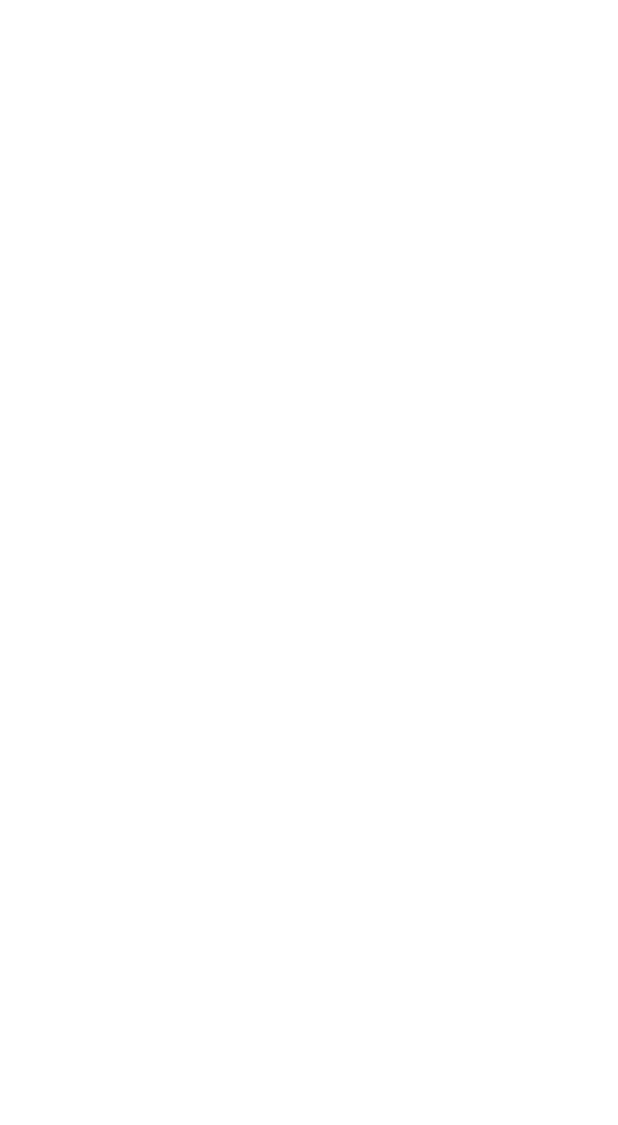
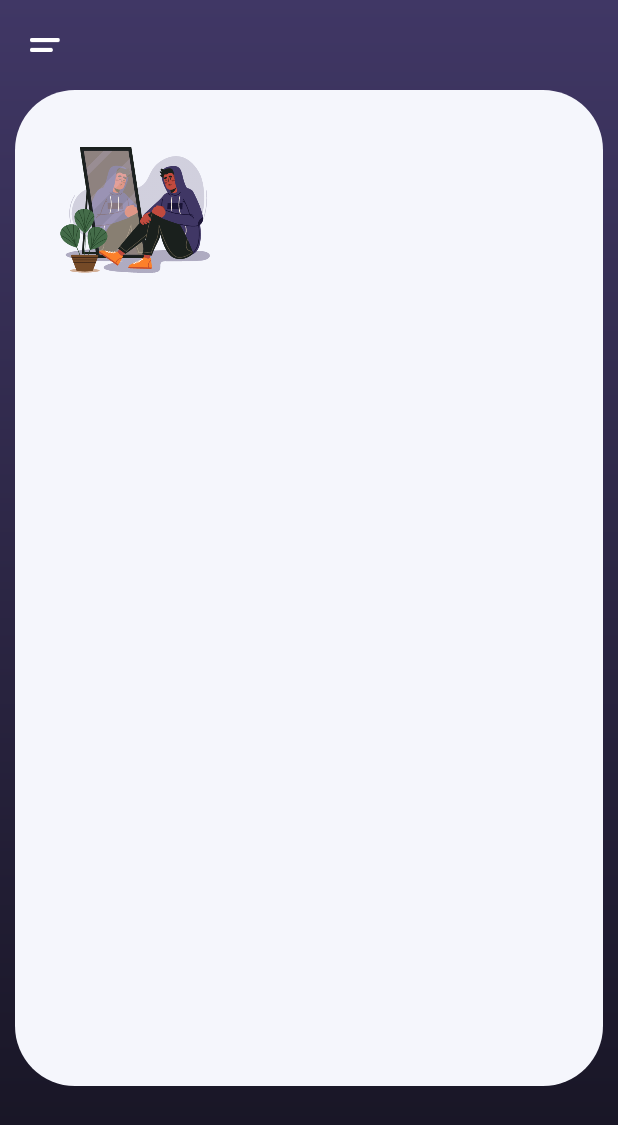
Before and after one commit to yemzybhin/GrowthCheckerAppFree, an Android app: the MainActivity screen opened directly, with no data from a screen before it, on a phone screen of 412 x 824 dp. Before the commit the part shown is empty. Shown: the top 1125 px of the screen. Run offline under Robolectric (Android 15) with nearby library versions, the phone set to English and light mode, and no system bars.

Commit message:
viewpager1

```diff
--- /dev/null
+++ b/app/src/main/res/drawable/fragmentcontainer.xml
@@ -0,0 +1,13 @@
+<?xml version="1.0" encoding="utf-8"?>
+<layer-list xmlns:android="http://schemas.android.com/apk/res/android">
+    <item>
+        <shape
+            android:shape="rectangle"
+            android:name = "Background1" >
+
+            <solid android:color="@color/primarycolor1"></solid>
+            <corners android:radius="40dp"></corners>
+        </shape>
+
+    </item>
+</layer-list>
--- /dev/null
+++ b/app/src/main/res/drawable/homebg.xml
@@ -0,0 +1,17 @@
+<?xml version="1.0" encoding="utf-8"?>
+<layer-list xmlns:android="http://schemas.android.com/apk/res/android">
+    <item>
+        <shape
+            android:shape="rectangle"
+            android:name = "homebg" >
+            <gradient
+                android:startColor="#403765"
+                android:endColor="#151320"
+                android:type="linear"
+                android:angle="270">
+            </gradient>
+
+        </shape>
+
+    </item>
+</layer-list>
--- a/app/src/main/res/layout/activity_main.xml
+++ b/app/src/main/res/layout/activity_main.xml
@@ -1,10 +1,73 @@
 <?xml version="1.0" encoding="utf-8"?>
-<RelativeLayout xmlns:android="http://schemas.android.com/apk/res/android"
+<androidx.appcompat.widget.LinearLayoutCompat xmlns:android="http://schemas.android.com/apk/res/android"
     xmlns:app="http://schemas.android.com/apk/res-auto"
     xmlns:tools="http://schemas.android.com/tools"
     android:layout_width="match_parent"
     android:layout_height="match_parent"
-    tools:context=".MainActivity">
+    android:background="@drawable/homebg"
+    tools:context=".MainActivity"
+    android:orientation="vertical">
+
+    <RelativeLayout
+        android:layout_width="wrap_content"
+        android:layout_height="wrap_content"
+        android:padding="20dp">
+
+        <ImageView
+            android:layout_width="20dp"
+            android:layout_height="20dp"
+            android:src="@drawable/menu"></ImageView>
+    </RelativeLayout>
+
+    <ScrollView
+        android:layout_width="match_parent"
+        android:layout_height="match_parent"
+        android:layout_marginLeft="10dp"
+        android:layout_marginRight="10dp"
+        android:layout_marginBottom="100dp"
+        android:background="@drawable/fragmentcontainer">
+
+        <LinearLayout
+            android:layout_width="match_parent"
+            android:layout_height="wrap_content"
+            android:orientation="vertical">
+
+            <LinearLayout
+                android:layout_width="wrap_content"
+                android:layout_height="wrap_content"
+                android:layout_marginStart="30dp"
+                android:layout_marginTop="30dp"
+                android:layout_marginEnd="30dp"
+                android:layout_marginBottom="30dp"
+                android:orientation="horizontal">
+
+                <LinearLayout
+                    android:layout_width="wrap_content"
+                    android:layout_height="wrap_content">
+
+                    <ImageView
+                        android:layout_width="100dp"
+                        android:layout_height="100dp"
+                        android:src="@drawable/c1">
+
+                    </ImageView>
+                </LinearLayout>
 
 
-</RelativeLayout>
+                <androidx.fragment.app.FragmentContainerView
+                    android:layout_width="match_parent"
+                    android:layout_height="match_parent"
+                    android:background="@drawable/fragmentcontainer"></androidx.fragment.app.FragmentContainerView>
+            </LinearLayout>
+        </LinearLayout>
+    </ScrollView>
+
+    <LinearLayout
+        android:layout_width="match_parent"
+        android:layout_height="match_parent">
+
+
+    </LinearLayout>
+
+
+</androidx.appcompat.widget.LinearLayoutCompat>
```
Also changed, not shown: app/src/main/res/drawable/menu.png (added).
